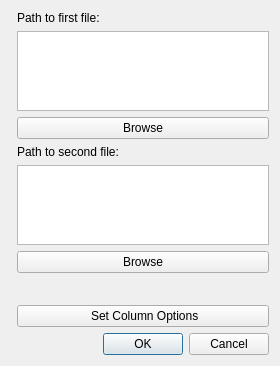
The window that dialog.ui (tgys/csv-diff-gui) describes before a commit, drawn with Qt 5.
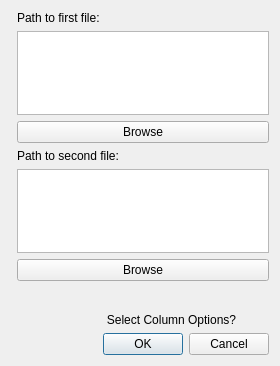
The same window after the commit.

```diff
--- a/dialog.ui
+++ b/dialog.ui
@@ -61,13 +61,6 @@
      </property>
     </spacer>
    </item>
-   <item row="9" column="1">
-    <widget class="QPushButton" name="pushButton_3">
-     <property name="text">
-      <string> Set Column Options</string>
-     </property>
-    </widget>
-   </item>
    <item row="10" column="1">
     <widget class="QDialogButtonBox" name="buttonBox">
      <property name="standardButtons">
@@ -75,6 +68,13 @@
      </property>
     </widget>
    </item>
+   <item row="9" column="1">
+    <widget class="QLabel" name="label_3">
+     <property name="text">
+      <string>                           Select Column Options?</string>
+     </property>
+    </widget>
+   </item>
   </layout>
  </widget>
  <resources/>
```
